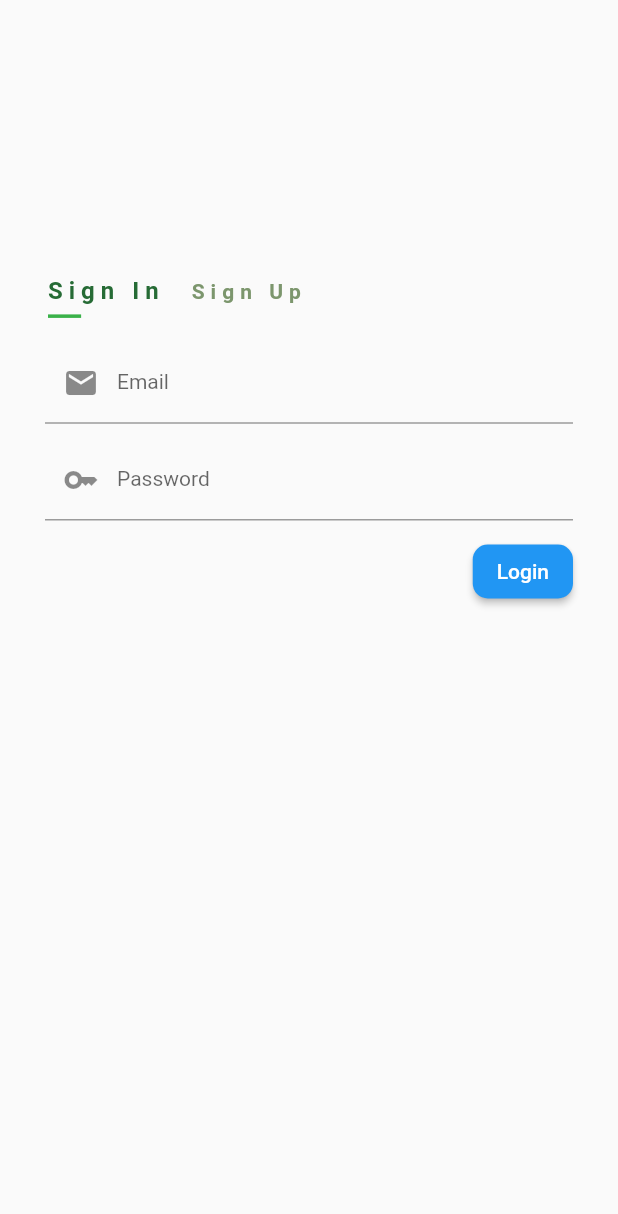
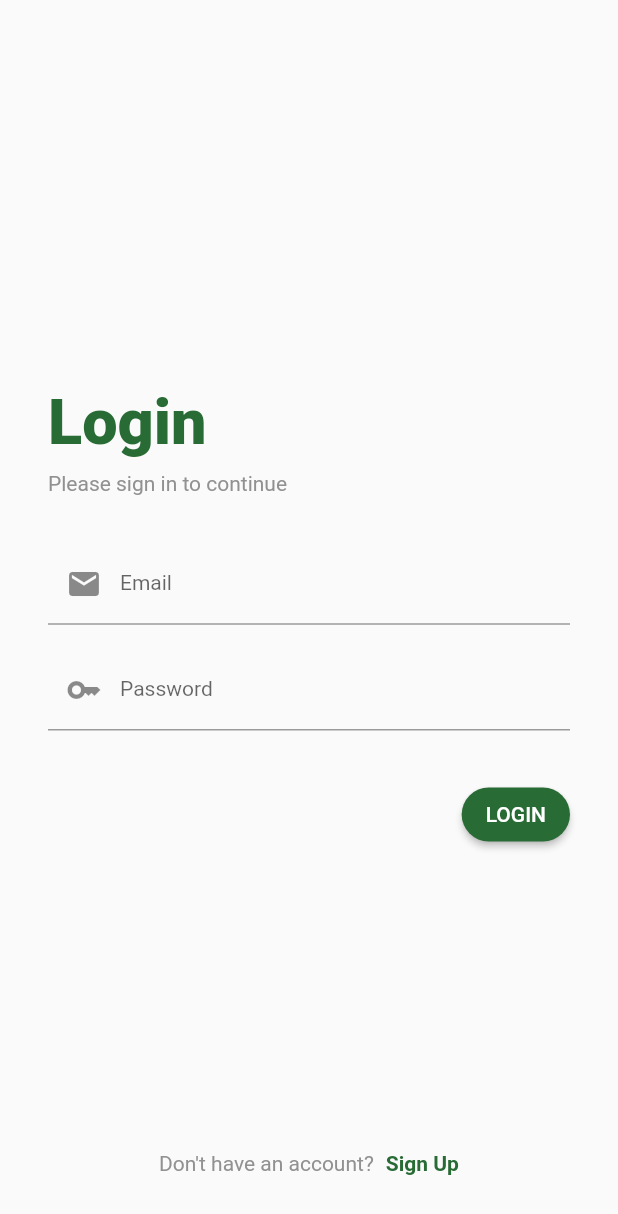
Before and after one commit to annaxatma/MyInventory, a Flutter app: the screen it shows after launch, on a phone screen of 412 x 824 dp. Shown: the top 1214 px of the screen. Run offline on Flutter 3.47's test engine with Material 2 defaults, Android fonts, the phone set to English and light mode, and no system bars; missing offline and left inert: mysql1.

Commit message:
login register design done

```diff
--- a/lib/Main.dart
+++ b/lib/Main.dart
@@ -12,65 +12,18 @@ class MyApp extends StatelessWidget {
   @override
   Widget build(BuildContext context) {
     return MaterialApp(
+      // Removing the "debug" text.
       debugShowCheckedModeBanner: false,
-      theme: ThemeData(
-        primarySwatch: Colors.indigo,
-      ),
       initialRoute: '/',
       routes: {
         // '/': (context) => Home(),
-        '/': (context) => Login(),
-        Home.routeName: (context) => Home(),
-        Profile.routeName: (context) => Profile(),
         // Login.routeName: (context) => Login(),
-        Register.routeName: (context) => Register(),
+
+        '/': (context) => const Login(),
+        Home.routeName: (context) => const Home(),
+        Profile.routeName: (context) => const Profile(),
+        //Register.routeName: (context) => const Register(),
       },
     );
   }
 }
-
-class MyHomePage extends StatefulWidget {
-  const MyHomePage({super.key, required this.title});
-  final String title;
-
-  @override
-  State<MyHomePage> createState() => _MyHomePageState();
-}
-
-class _MyHomePageState extends State<MyHomePage> {
-  int _counter = 0;
-
-  void _incrementCounter() {
-    setState(() {
-      _counter++;
-    });
-  }
-
-  @override
-  Widget build(BuildContext context) {
-    return Scaffold(
-      appBar: AppBar(
-        title: Text(widget.title),
-      ),
-      body: Center(
-        child: Column(
-          mainAxisAlignment: MainAxisAlignment.center,
-          children: <Widget>[
-            const Text(
-              'You have pushed the button this many times:',
-            ),
-            Text(
-              '$_counter',
-              style: Theme.of(context).textTheme.headline4,
-            ),
-          ],
-        ),
-      ),
-      floatingActionButton: FloatingActionButton(
-        onPressed: _incrementCounter,
-        tooltip: 'Increment',
-        child: const Icon(Icons.add),
-      ),
-    );
-  }
-}
--- a/lib/view/pages/Login.dart
+++ b/lib/view/pages/Login.dart
@@ -3,165 +3,123 @@ part of 'Pages.dart';
 class Login extends StatefulWidget {
   const Login({Key? key}) : super(key: key);
 
-  // static const String routeName = "/Login";
-
   @override
-  State<Login> createState() => _LoginState();
+  _LoginState createState() => _LoginState();
 }
 
 class _LoginState extends State<Login> {
   @override
   Widget build(BuildContext context) {
-    return MaterialApp(
-        debugShowCheckedModeBanner: false,
-        home: Scaffold(
-            body: Column(
-              // Note: 1st layer to contain almost everything u see :)
+    return Scaffold(
+      body: Stack(
         children: [
+          Container(
+            padding: const EdgeInsets.fromLTRB(32, 0, 32, 0),
+            child: Column(
+              mainAxisAlignment: MainAxisAlignment.center,
+              children: [
+
+                // This is the login text.
+                Container(
+                  width: double.infinity,
+                  child: Text(
+                    "Login",
+                    style: TextStyle(
+                        color: Color.fromARGB(255, 40, 107, 53),
+                        fontWeight: FontWeight.w900,
+                        fontSize: 42),
+                    textAlign: TextAlign.left,
+                  ),
+                ),
                 SizedBox(
-                  height: 180,
+                  height: 8,
                 ),
-                Flexible(flex: 1, child: Row(
-                  // Note: I know it's a lot but trust me, it's just for the "sign in" text :v
-                  children: [
-                    Flexible(
-                        child: Container(
-                          margin: const EdgeInsets.only(left: 30),
-                          child: Text.rich(
-                            TextSpan(
-                              style: TextStyle(fontSize: 16, fontWeight: FontWeight.bold, color: Colors.transparent, letterSpacing: 4),
-                              children: <TextSpan>[
-                                TextSpan(
-                                    text: 'Si',
+                Container(
+                  width: double.infinity,
+                  child: Text(
+                    "Please sign in to continue",
                     style: TextStyle(
-                                      decoration: TextDecoration.underline,
-                                      decorationColor: Color.fromARGB(
-                                          255, 58, 177, 73),
-                                      decorationThickness: 3,
-                                      shadows: [Shadow(color: Color.fromARGB(
-                                          255, 38, 107, 53), offset: Offset(0, -10))],
-                                    )
+                      color: Color.fromARGB(255, 145, 145, 145),
                     ),
-                                TextSpan(
-                                    text: 'gn',
-                                    style: TextStyle(
-                                      decoration: TextDecoration.underline,
-                                      shadows: [Shadow(color: Color.fromARGB(
-                                          255, 38, 107, 53), offset: Offset(0, -10))],
-                                    )
+                    textAlign: TextAlign.left,
                   ),
-                                TextSpan(
-                                    text: ' In',
-                                    style: TextStyle(
-                                      decoration: TextDecoration.underline,
-                                      shadows: [Shadow(color: Color.fromARGB(
-                                          255, 38, 107, 53), offset: Offset(0, -10))],
-                                    )
-                                )
-                              ],
                 ),
-                          )
-                        )
+                SizedBox(
+                  height: 32,
                 ),
-                    // Note: This is for the "sign up" button
-                    Flexible(
-                        child: Container(
-                          margin: const EdgeInsets.only(left: 10),
-                          child: TextButton(
-                              onPressed: () {
-                                Navigator.pushNamed(context, Register.routeName);
-                              },
-                              child: Text.rich(
-                                TextSpan(
-                                  style: TextStyle(fontSize: 14, fontWeight: FontWeight.bold, color: Colors.transparent, letterSpacing: 4),
-                                  children: <TextSpan>[
-                                    TextSpan(
-                                        text: 'Sign',
-                                        style: TextStyle(
-                                          decoration: TextDecoration.underline,
-                                          shadows: [Shadow(color: Color.fromARGB(
-                                              255, 124, 150, 109), offset: Offset(0, -10))],
-                                        )
-                                    ),
-                                    TextSpan(
-                                        text: ' Up',
-                                        style: TextStyle(
-                                          decoration: TextDecoration.underline,
-                                          shadows: [Shadow(color: Color.fromARGB(
-                                              255, 124, 150, 109), offset: Offset(0, -10))],
-                                        )
-                                    )
-                                    // can add more TextSpans here...
-                                  ],
-                                ),
-                              )
-                          ),
-                        )
-                    ),
-                  ],
-                )),
-                // Note: This is for username-password + button form
-                Flexible(
-                    child: Form(
-                      child: ListView(
-                        padding: const EdgeInsets.only(left: 30, right: 30),
-                        scrollDirection: Axis.vertical,
-                        children: [
-                          // Note: Email input
                 TextFormField(
-                            style: TextStyle(
-                                color: Color.fromARGB(255, 20, 37, 21),
-                                fontSize: 14
-                            ),
+                  style: const TextStyle(
+                      color: Color.fromARGB(255, 145, 145, 145), fontSize: 14),
                   keyboardType: TextInputType.emailAddress,
-                            decoration: InputDecoration(
+                  decoration: const InputDecoration(
                     labelText: "Email",
                     prefixIcon: Icon(Icons.email),
                   ),
-
                 ),
-                          // Note: just for space between emain dn pass
-                          SizedBox(
-                            height: 10,
+                const SizedBox(
+                  height: 16,
                 ),
                 TextFormField(
                   // Note: Pass input
-                            style: TextStyle(
-                                color: Color.fromARGB(255, 20, 37, 21),
-                                fontSize: 14
-                            ),
+                  style: const TextStyle(
+                      color: Color.fromARGB(255, 145, 145, 145), fontSize: 14),
                   keyboardType: TextInputType.visiblePassword,
-                            decoration: InputDecoration(
+                  decoration: const InputDecoration(
                     labelText: "Password",
                     prefixIcon: Icon(Icons.key),
                   ),
                 ),
-                          // Note: just for space between emain dn pass
-                          SizedBox(
-                            height: 10,
+                const SizedBox(
+                  height: 32,
                 ),
                 Align(
-                            // Note: login button
                   alignment: Alignment.centerRight,
                   child: ElevatedButton(
                     onPressed: () {
-                                Navigator.pushNamed(context, Home.routeName);
+                      Navigator.pushReplacement(
+                        context,
+                        MaterialPageRoute(builder: (context) => const Home()),
+                      );
                     },
-                              child: Text('Login'),
+                    child: Text('LOGIN'),
                     style: ElevatedButton.styleFrom(
+                      backgroundColor: Color.fromARGB(255, 40, 107, 53),
                       shape: new RoundedRectangleBorder(
-                                  borderRadius: new BorderRadius.circular(10.0),
+                        borderRadius: new BorderRadius.circular(50),
+                      ),
+                    ),
+                  ),
+                ),
+              ],
+            ),
+          ),
+          Align(
+            alignment: const Alignment(0, 0.9),
+            child: GestureDetector(
+              onTap: () {
+                Navigator.push(
+                        context,
+                        MaterialPageRoute(builder: (context) => const Register()),
+                      );
+              },
+              child: Row(
+                mainAxisAlignment: MainAxisAlignment.center,
+                children: [
+                  Text(
+                    "Don't have an account?",
+                    style: TextStyle(color: Color.fromARGB(255, 145, 145, 145)),
+                  ),
+                  SizedBox(width: 8,),
+                  Text(
+                    "Sign Up",
+                    style: TextStyle(color: Color.fromARGB(255, 40, 107, 53), fontWeight: FontWeight.bold),
+                  ),
+                ],
               ),
             ),
           )
-                          )
         ],
       ),
-                    )
-                )
-              ],
-            )
-        )
     );
   }
 }
```
Also changed, not shown: lib/view/pages/Register.dart (+132 -86 lines). Lines whose indentation alone changed are shown as unchanged.
